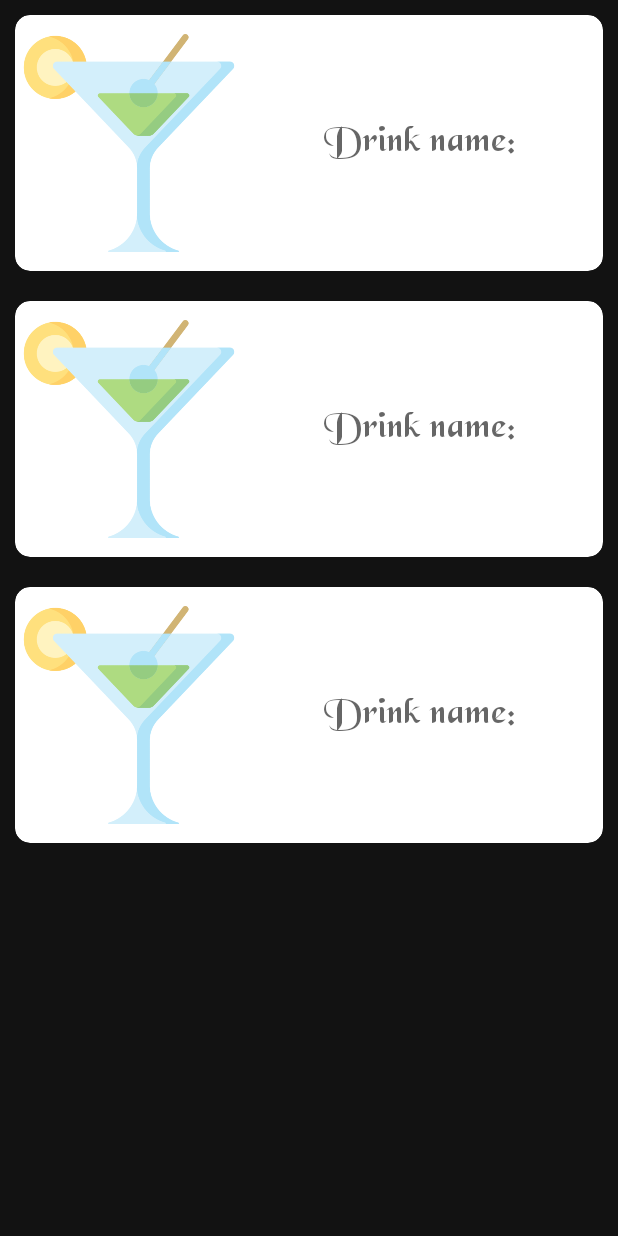
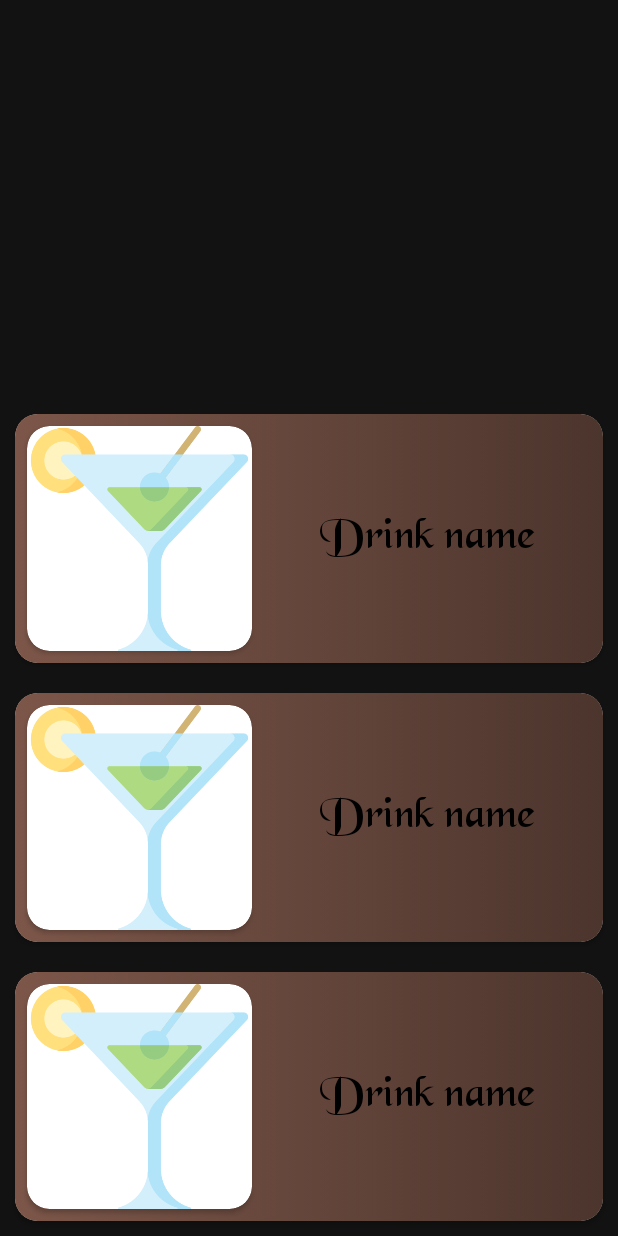
Before and after one commit to Rejfi/LetsDrink, an Android app: the layout fragment_cocktail_list.xml on its own in the app's theme, with its tools: preview values and no code run, on a phone screen of 412 x 824 dp. Run offline under Robolectric (Android 15) with nearby library versions, the phone set to English and light mode, and no system bars.

Commit message:
Layout changes

```diff
--- /dev/null
+++ b/app/src/main/res/drawable/custom_shelf.xml
@@ -0,0 +1,15 @@
+<?xml version="1.0" encoding="utf-8"?>
+<selector xmlns:android="http://schemas.android.com/apk/res/android">
+    <item>
+        <shape android:shape="rectangle">
+            <size android:width="300dp"
+                    android:height="100dp">
+            </size>
+            <gradient
+                android:startColor="#7c5649"
+                android:endColor="#4c352d">
+            </gradient>
+        </shape>
+    </item>
+
+</selector>
--- a/app/src/main/res/layout/cocktail_row.xml
+++ b/app/src/main/res/layout/cocktail_row.xml
@@ -1,5 +1,6 @@
 <?xml version="1.0" encoding="utf-8"?>
-<androidx.cardview.widget.CardView xmlns:android="http://schemas.android.com/apk/res/android"
+<androidx.cardview.widget.CardView
+    xmlns:android="http://schemas.android.com/apk/res/android"
     xmlns:app="http://schemas.android.com/apk/res-auto"
     xmlns:tools="http://schemas.android.com/tools"
     android:id="@+id/drinkListCardView"
@@ -7,35 +8,50 @@
     android:layout_height="wrap_content"
     android:padding="5dp"
     android:layout_margin="10dp"
-    app:cardCornerRadius="10dp">
+    app:cardCornerRadius="15dp">
 
     <androidx.constraintlayout.widget.ConstraintLayout
+        android:background="@drawable/custom_shelf"
         android:layout_width="match_parent"
         android:layout_height="wrap_content"
         android:orientation="horizontal">
 
-        <ImageView
-            android:layout_margin="3dp"
-            android:id="@+id/drinkListImage"
-            android:layout_width="145dp"
-            android:layout_height="164dp"
-            android:scaleType="fitCenter"
-            android:src="@drawable/drinks"
+        <androidx.cardview.widget.CardView
+            android:id="@+id/cardView4"
+            android:layout_width="wrap_content"
+            android:layout_height="match_parent"
+            android:layout_marginStart="8dp"
+            android:layout_marginTop="8dp"
+            android:layout_marginBottom="8dp"
+            app:cardCornerRadius="15dp"
             app:layout_constraintBottom_toBottomOf="parent"
             app:layout_constraintStart_toStartOf="parent"
-            app:layout_constraintTop_toTopOf="parent" />
+            app:layout_constraintTop_toTopOf="parent">
+
+            <ImageView
+                android:id="@+id/drinkListImage"
+                android:layout_width="150dp"
+                android:layout_height="150dp"
+                android:scaleType="fitCenter"
+                android:src="@drawable/drinks" />
+
+        </androidx.cardview.widget.CardView>
+
 
         <TextView
+            android:id="@+id/drinkListName"
+            android:layout_width="216dp"
+            android:layout_height="wrap_content"
             android:fontFamily="@font/blk_chcry"
-            android:id="@+id/drinkListName"
-            android:layout_width="243dp"
-            android:layout_height="56dp"
             android:gravity="center"
             android:hint="Drink name:"
-            android:textSize="25sp"
+            android:text="Drink name"
+            android:textColor="@android:color/black"
+            android:textSize="30sp"
+            android:textStyle="bold"
             app:layout_constraintBottom_toBottomOf="parent"
             app:layout_constraintEnd_toEndOf="parent"
-            app:layout_constraintStart_toEndOf="@+id/drinkListImage"
+            app:layout_constraintStart_toEndOf="@+id/cardView4"
             app:layout_constraintTop_toTopOf="parent" />
 
     </androidx.constraintlayout.widget.ConstraintLayout>
--- a/app/src/main/res/layout/fragment_cocktail_list.xml
+++ b/app/src/main/res/layout/fragment_cocktail_list.xml
@@ -8,14 +8,46 @@
     android:layout_height="match_parent"
     tools:context=".ui.fragments.CocktailListFragment">
 
+    <!--
+    <ImageView
+        android:id="@+id/imageView2"
+        android:layout_width="138dp"
+        android:layout_height="115dp"
+        android:layout_marginStart="4dp"
+        android:layout_marginTop="4dp"
+        android:src="@drawable/shelves"
+        app:layout_constraintStart_toStartOf="parent"
+        app:layout_constraintTop_toTopOf="parent" />
+
+    <ImageView
+        android:id="@+id/imageView"
+        android:layout_width="142dp"
+        android:layout_height="111dp"
+        android:layout_marginTop="4dp"
+        android:layout_marginEnd="4dp"
+        android:src="@drawable/mixer"
+        app:layout_constraintEnd_toEndOf="parent"
+        app:layout_constraintTop_toTopOf="parent" />
+
+    <ImageView
+        android:id="@+id/imageView3"
+        android:layout_width="113dp"
+        android:layout_height="119dp"
+        android:src="@drawable/wine_glass"
+        app:layout_constraintEnd_toStartOf="@+id/imageView"
+        app:layout_constraintStart_toEndOf="@+id/imageView2"
+        app:layout_constraintTop_toTopOf="parent" />
+
+-->
     <androidx.recyclerview.widget.RecyclerView
         android:id="@+id/recyclerView"
         android:layout_width="match_parent"
-        android:layout_height="match_parent"
+        android:layout_height="wrap_content"
         app:layout_constraintBottom_toBottomOf="parent"
         app:layout_constraintEnd_toEndOf="parent"
+        app:layout_constraintHorizontal_bias="1.0"
         app:layout_constraintStart_toStartOf="parent"
-        app:layout_constraintTop_toTopOf="parent"
+        app:layout_constraintVertical_bias="0.0"
         tools:listitem="@layout/cocktail_row" />
 
 
```
Also changed, not shown: app/src/main/java/com/example/letsdrink/ui/fragments/CocktailDetailFragment.kt (+8 -12 lines), app/src/main/res/layout/fragment_cocktail_detail.xml (+18 -3 lines), app/src/main/res/drawable/beverage.png (added), app/src/main/res/drawable/mixer.png (added), app/src/main/res/drawable/shelves.png (added), app/src/main/res/drawable/wine_glass.png (added).
